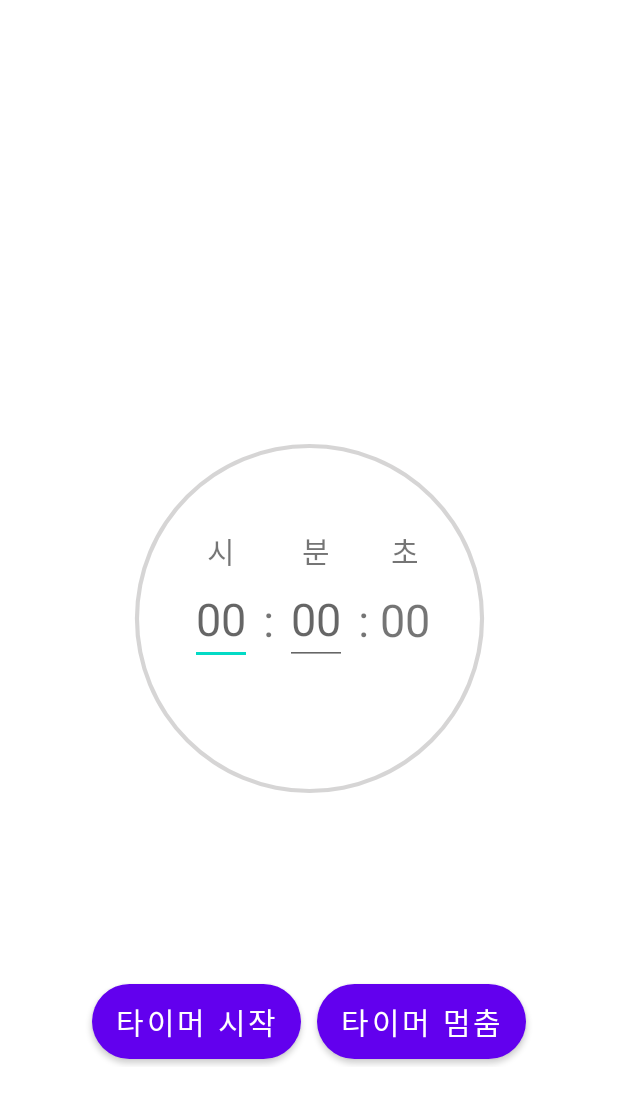
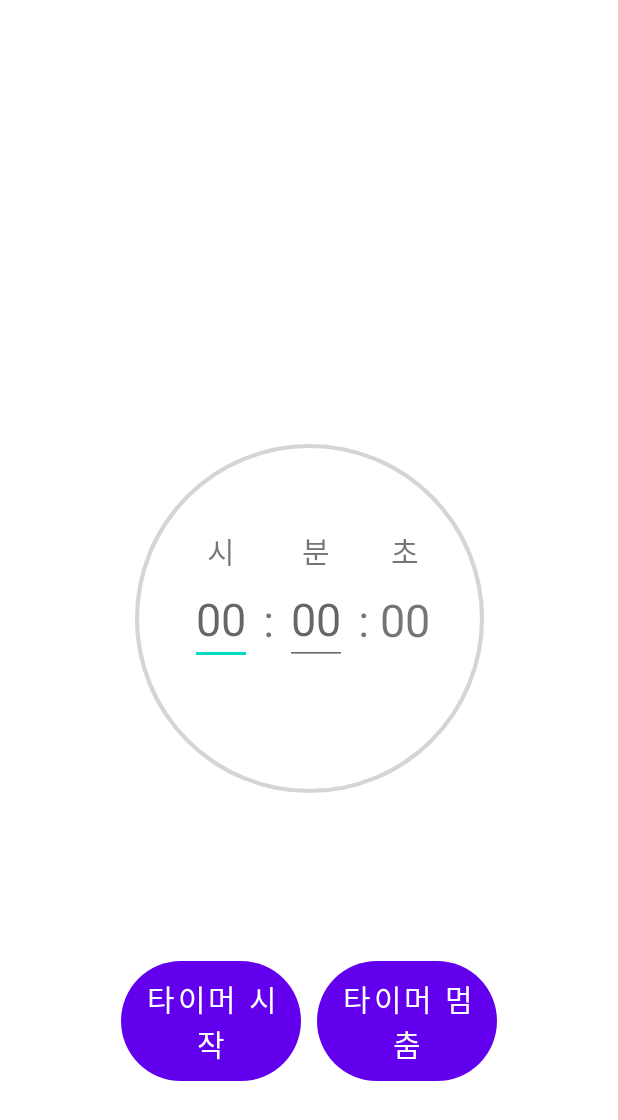
Before and after one commit to inseonyun/music-timer, an Android app: the layout fragment_home.xml on its own in the app's theme, with its tools: preview values and no code run, on a phone screen of 412 x 824 dp. Shown: the top 1120 px of the screen. Run offline under Robolectric (Android 15) with nearby library versions, the light colour scheme and no system bars.

Commit message:
버튼 크기 고정 값 설정 및 button_round.xml 고정 색상 값 제거

```diff
--- a/music-timer/app/src/main/res/drawable-v24/button_round.xml
+++ b/music-timer/app/src/main/res/drawable-v24/button_round.xml
@@ -7,6 +7,4 @@
         android:topLeftRadius="300dp"
         android:topRightRadius="300dp"
         android:radius="0.1dp"/>
-
-    <solid android:color="@color/black"/>
 </shape>
--- a/music-timer/app/src/main/res/layout/fragment_home.xml
+++ b/music-timer/app/src/main/res/layout/fragment_home.xml
@@ -133,7 +133,7 @@
 
             <Button
                 android:id="@+id/btn_start"
-                android:layout_width="wrap_content"
+                android:layout_width="120dp"
                 android:layout_height="wrap_content"
                 android:layout_margin="5dp"
                 android:text="타이머 시작"
@@ -142,7 +142,7 @@
 
             <Button
                 android:id="@+id/btn_stop"
-                android:layout_width="wrap_content"
+                android:layout_width="120dp"
                 android:layout_height="wrap_content"
                 android:layout_margin="5dp"
                 android:text="타이머 멈춤"
```
